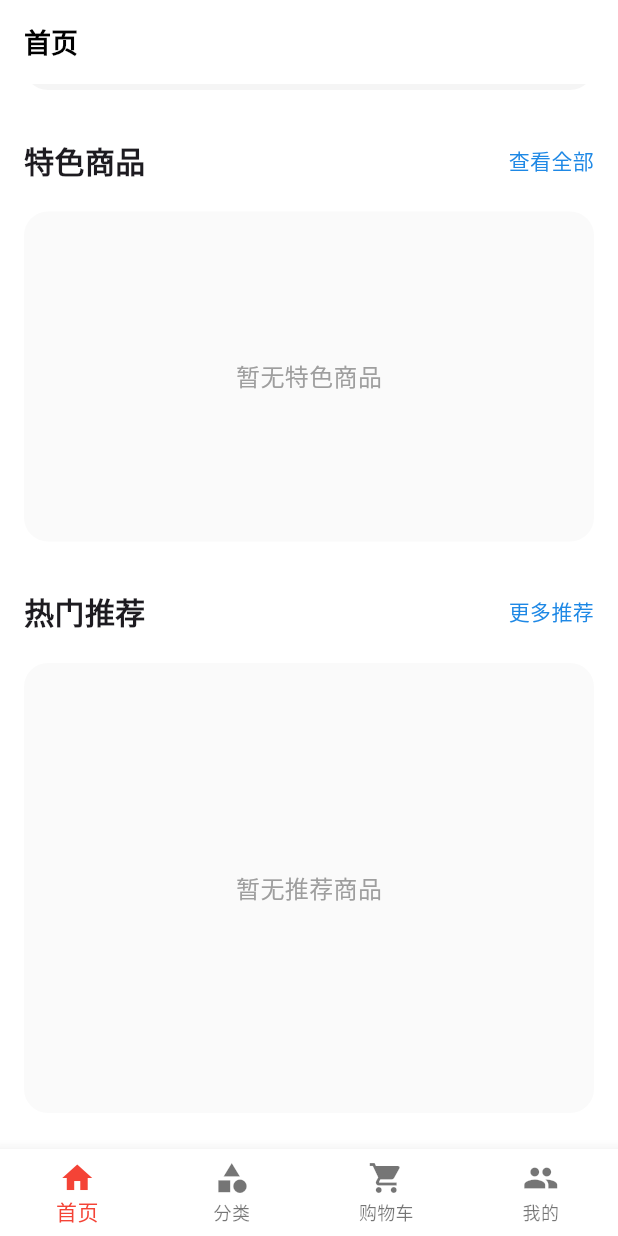
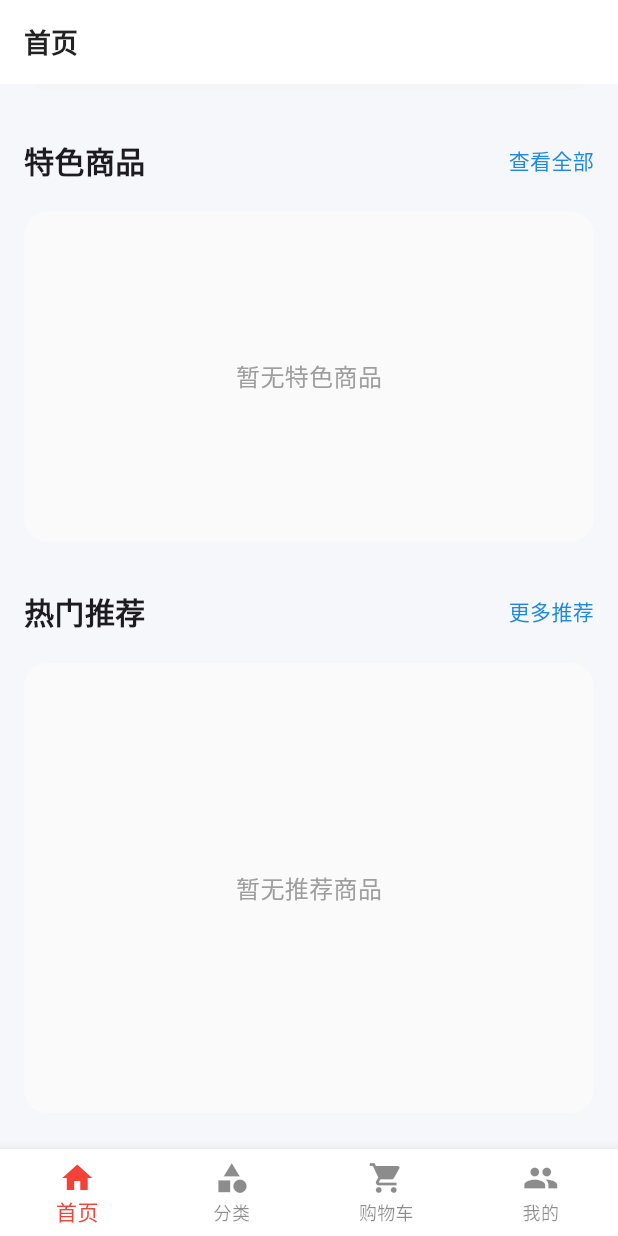
Before and after one commit to DreamZhongJu/next-shop, a Flutter app: the screen it shows after launch, scrolled down 212 dp, on a phone screen of 412 x 824 dp. Run offline on Flutter 3.47's test engine with Material 3 defaults, Android fonts, the phone set to English and light mode, and no system bars; drawn by our look-alikes of pull_to_refresh; our stand-ins replace badges, cached_network_image, carousel_slider, dio, flutter_screenutil, google_fonts and 3 more; accounts and stored records are empty; network calls fail.

Commit message:
优化文本和组件

```diff
--- a/flutter/lib/main.dart
+++ b/flutter/lib/main.dart
@@ -33,25 +33,27 @@ class _MyAppState extends State<MyApp> {
           ChangeNotifierProvider(create: (_) => AppState()),
         ],
         child: MaterialApp(
-          title: "JD Shop",
+          title: "Next Shop",
           theme: ThemeData(
-            primarySwatch: Colors.blue,
-            fontFamily: GoogleFonts.inter().fontFamily,
+            colorScheme: ColorScheme.fromSeed(
+              seedColor: const Color(0xFF1B9AAA),
+              brightness: Brightness.light,
+            ),
+            scaffoldBackgroundColor: const Color(0xFFF6F7FB),
+            fontFamily: GoogleFonts.manrope().fontFamily,
             appBarTheme: AppBarTheme(
               elevation: 0,
               backgroundColor: Colors.white,
-              foregroundColor: Colors.black,
-              titleTextStyle: GoogleFonts.inter(
+              foregroundColor: Colors.black87,
+              centerTitle: false,
+              titleTextStyle: GoogleFonts.manrope(
                 fontSize: 18,
-                fontWeight: FontWeight.w600,
-                color: Colors.black,
+                fontWeight: FontWeight.w700,
+                color: Colors.black87,
               ),
+              surfaceTintColor: Colors.white,
             ),
-            textTheme: GoogleFonts.interTextTheme(),
-            colorScheme: ColorScheme.fromSwatch(
-              primarySwatch: Colors.blue,
-              backgroundColor: Colors.white,
-            ),
+            textTheme: GoogleFonts.manropeTextTheme(),
             inputDecorationTheme: InputDecorationTheme(
               border: OutlineInputBorder(
                 borderRadius: BorderRadius.circular(12),
@@ -63,7 +65,7 @@ class _MyAppState extends State<MyApp> {
               ),
               focusedBorder: OutlineInputBorder(
                 borderRadius: BorderRadius.circular(12),
-                borderSide: BorderSide(color: Colors.blue.shade400, width: 2),
+                borderSide: BorderSide(color: const Color(0xFF1B9AAA), width: 2),
               ),
               filled: true,
               fillColor: Colors.grey.shade50,
@@ -84,16 +86,22 @@ class _MyAppState extends State<MyApp> {
             elevatedButtonTheme: ElevatedButtonThemeData(
               style: ElevatedButton.styleFrom(
                 foregroundColor: Colors.white,
-                backgroundColor: Colors.blue.shade500,
+                backgroundColor: const Color(0xFF1B9AAA),
                 shape: RoundedRectangleBorder(
                   borderRadius: BorderRadius.circular(12),
                 ),
                 padding: EdgeInsets.symmetric(horizontal: 24, vertical: 14),
-                textStyle: GoogleFonts.inter(
+                textStyle: GoogleFonts.manrope(
                   fontSize: 16,
                   fontWeight: FontWeight.w600,
                 ),
               ),
+            ),
+            bottomNavigationBarTheme: const BottomNavigationBarThemeData(
+              backgroundColor: Colors.white,
+              selectedItemColor: Color(0xFF1B9AAA),
+              unselectedItemColor: Colors.black45,
+              type: BottomNavigationBarType.fixed,
             ),
           ),
           initialRoute: '/',
--- a/flutter/lib/pages/ProductDetail.dart
+++ b/flutter/lib/pages/ProductDetail.dart
@@ -348,8 +348,8 @@ class _ProductDetailPageState extends State<ProductDetailPage> {
             ),
           ),
           const SizedBox(height: 12),
-          _buildSpecItem('品牌', 'JD Shop'),
-          _buildSpecItem('型号', 'JD-${product.id}'),
+          _buildSpecItem('品牌', 'Next Shop'),
+          _buildSpecItem('型号', 'NEXT-${product.id}'),
           _buildSpecItem('分类', product.category ?? '未知'),
           _buildSpecItem('重量', '1.2kg'),
           _buildSpecItem('尺寸', '30 x 20 x 10 cm'),
--- a/flutter/lib/pages/tabs/Home.dart
+++ b/flutter/lib/pages/tabs/Home.dart
@@ -442,7 +442,7 @@ class _HomePageState extends State<HomePage> with AutomaticKeepAliveClientMixin
         physics: const NeverScrollableScrollPhysics(),
         gridDelegate: const SliverGridDelegateWithFixedCrossAxisCount(
           crossAxisCount: 2,
-          childAspectRatio: 0.88,
+          childAspectRatio: 0.72,
           crossAxisSpacing: 12,
           mainAxisSpacing: 12,
         ),
@@ -479,7 +479,7 @@ class _HomePageState extends State<HomePage> with AutomaticKeepAliveClientMixin
       physics: const NeverScrollableScrollPhysics(),
       gridDelegate: const SliverGridDelegateWithFixedCrossAxisCount(
         crossAxisCount: 2,
-        childAspectRatio: 0.88,
+        childAspectRatio: 0.72,
         crossAxisSpacing: 12,
         mainAxisSpacing: 12,
       ),
--- a/flutter/lib/pages/tabs/Tabs.dart
+++ b/flutter/lib/pages/tabs/Tabs.dart
@@ -42,7 +42,9 @@ class _TabsState extends State<Tabs> {
       _pageController.jumpToPage(_currentIndex);
     });
     if (index == 2) {
-      _cartKey.currentState?.refresh();
+      WidgetsBinding.instance.addPostFrameCallback((_) {
+        _cartKey.currentState?.refresh();
+      });
     }
   }
 
@@ -60,7 +62,9 @@ class _TabsState extends State<Tabs> {
             _currentIndex = index;
           });
           if (index == 2) {
-            _cartKey.currentState?.refresh();
+            WidgetsBinding.instance.addPostFrameCallback((_) {
+              _cartKey.currentState?.refresh();
+            });
           }
         },
       ),
```
Also changed, not shown: 1 other file.
